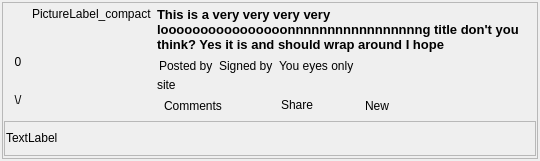
RetroShare/RetroShare, file retroshare-gui/src/gui/Posted/BoardPostDisplayWidget_compact.ui: the form before one commit.
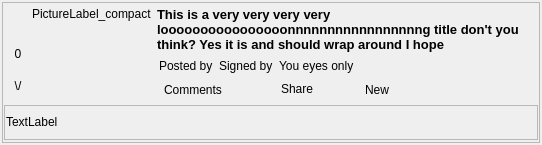
The form after the commit. Icons and pictures are not drawn. Custom widgets are drawn as their Qt base class.

Commit message: removed useless line in boards showing url and moved url to title tooltip

The edit to the form file:
```diff
--- a/retroshare-gui/src/gui/Posted/BoardPostDisplayWidget_compact.ui
+++ b/retroshare-gui/src/gui/Posted/BoardPostDisplayWidget_compact.ui
@@ -6,8 +6,8 @@
    <rect>
     <x>0</x>
     <y>0</y>
-    <width>540</width>
-    <height>172</height>
+    <width>542</width>
+    <height>150</height>
    </rect>
   </property>
   <property name="sizePolicy">
@@ -302,22 +302,6 @@
             </item>
            </layout>
           </item>
-          <item>
-           <widget class="QLabel" name="siteLabel">
-            <property name="sizePolicy">
-             <sizepolicy hsizetype="Expanding" vsizetype="Preferred">
-              <horstretch>0</horstretch>
-              <verstretch>0</verstretch>
-             </sizepolicy>
-            </property>
-            <property name="text">
-             <string notr="true">site</string>
-            </property>
-            <property name="openExternalLinks">
-             <bool>true</bool>
-            </property>
-           </widget>
-          </item>
           <item>
            <layout class="QHBoxLayout" name="horizontalLayout">
             <item>
```
The commit also changes 3 other files.
